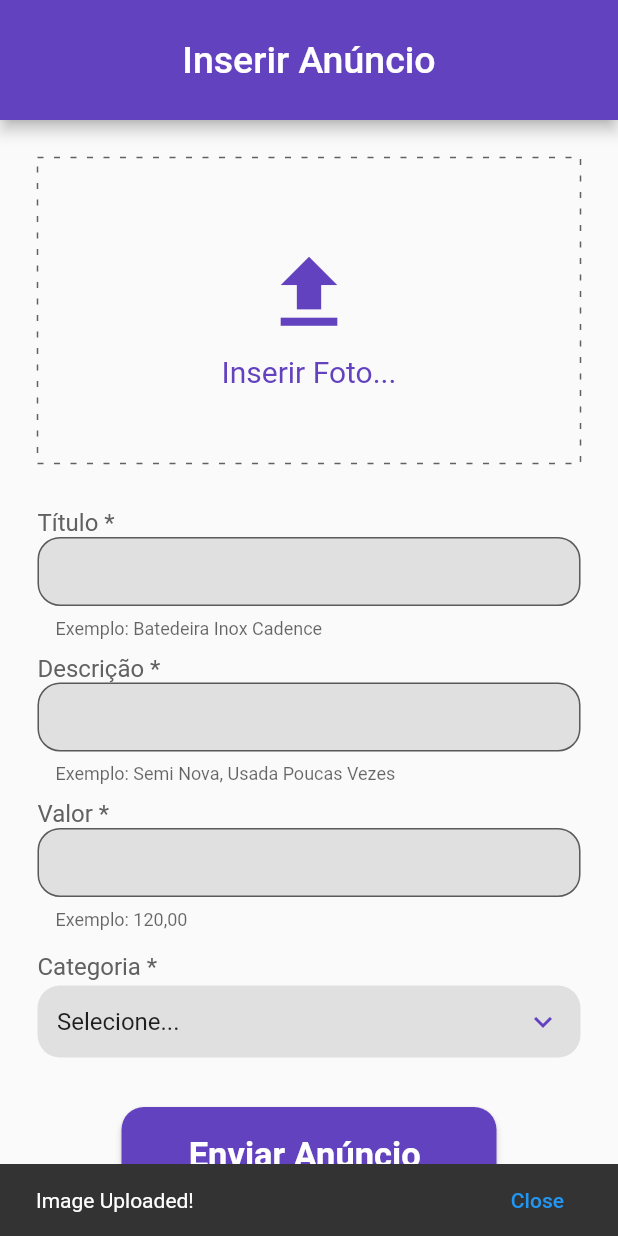
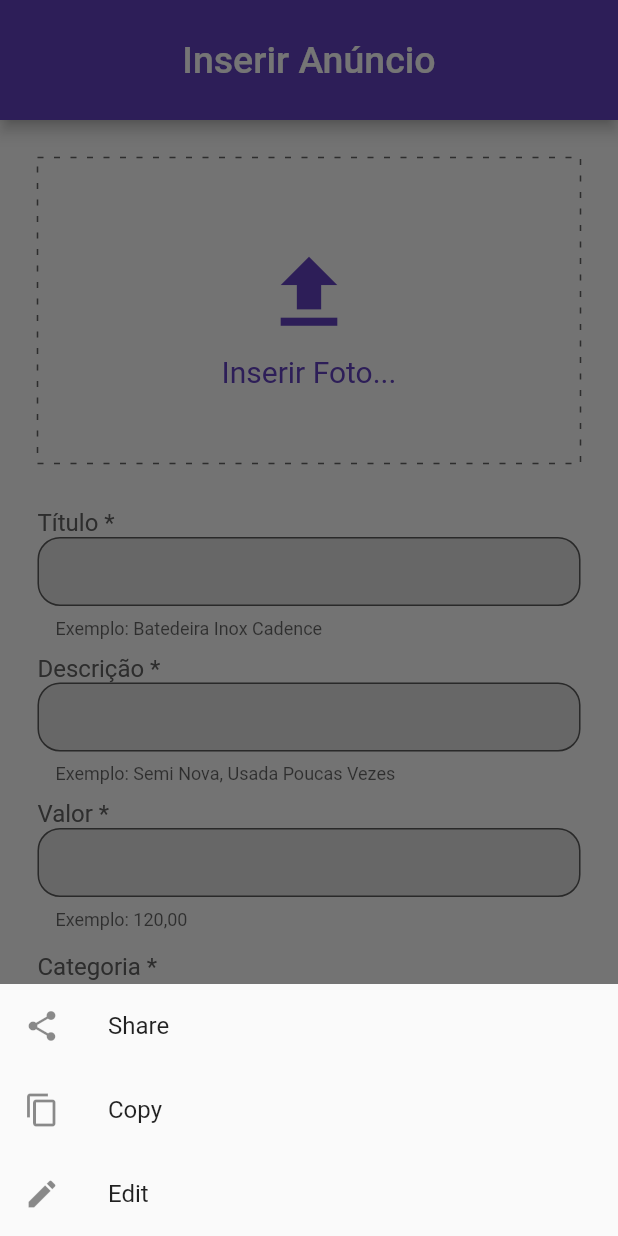
Before and after one commit to GreemerBR/deal, a Flutter app: the NewAnnounceBody screen opened directly, after a tap on the "upload" icon, on a phone screen of 412 x 824 dp. Run offline on Flutter 3.47's test engine with Material 2 defaults, Android fonts, the phone set to English and light mode, and no system bars; drawn by our look-alikes of dotted_border; our stand-ins replace carousel_slider, firebase_auth, firebase_core; accounts and stored records are empty.

Commit message:
[feat] Added a bottom sheet to new announce page

```diff
--- a/lib/presenter/filter/widgets/body_filter.dart
+++ b/lib/presenter/filter/widgets/body_filter.dart
@@ -11,12 +11,11 @@ class BodyFilter extends StatelessWidget {
       appBar: AppBar(
         backgroundColor: Color.fromARGB(255, 99, 66, 191),
         toolbarHeight: 80,
-        title: Center(
-          child: Text(
-            "Filtro",
-            style: TextStyle(
-              fontSize: 30,
-            ),
+        centerTitle: true,
+        title: Text(
+          "Filtro",
+          style: TextStyle(
+            fontSize: 30,
           ),
         ),
       ),
--- a/lib/presenter/new_announce/widgets/image_upload_container.dart
+++ b/lib/presenter/new_announce/widgets/image_upload_container.dart
@@ -23,16 +23,27 @@ class ImageUploadContainer extends StatelessWidget {
               IconButton(
                 iconSize: 65,
                 onPressed: () {
-                  final snackBar = SnackBar(
-                    content: const Text('Image Uploaded!'),
-                    action: SnackBarAction(
-                      label: 'Close',
-                      onPressed: () {
-
-                      },
-                    ),
+                  showModalBottomSheet(
+                    context: context,
+                    builder: (context) {
+                      return Wrap(
+                        children: [
+                          ListTile(
+                            leading: Icon(Icons.share),
+                            title: Text("Share"),
+                          ),
+                          ListTile(
+                            leading: Icon(Icons.copy),
+                            title: Text("Copy"),
+                          ),
+                          ListTile(
+                            leading: Icon(Icons.edit),
+                            title: Text("Edit"),
+                          ),
+                        ],
+                      );
+                    },
                   );
-                  ScaffoldMessenger.of(context).showSnackBar(snackBar);
                 },
                 icon: Icon(
                   Icons.upload,
@@ -53,3 +64,15 @@ class ImageUploadContainer extends StatelessWidget {
     );
   }
 }
+
+
+//  final snackBar = SnackBar(
+//                     content: const Text('Image Uploaded!'),
+//                     action: SnackBarAction(
+//                       label: 'Close',
+//                       onPressed: () {
+
+//                       },
+//                     ),
+//                   );
+//                   ScaffoldMessenger.of(context).showSnackBar(snackBar);
--- a/lib/presenter/new_announce/widgets/new_announce_body.dart
+++ b/lib/presenter/new_announce/widgets/new_announce_body.dart
@@ -15,12 +15,11 @@ class NewAnnounceBody extends StatelessWidget {
       appBar: AppBar(
         backgroundColor: Color.fromARGB(255, 99, 66, 191),
         toolbarHeight: 80,
-        title: Center(
-          child: Text(
-            "Inserir Anúncio",
-            style: TextStyle(
-              fontSize: 25,
-            ),
+        centerTitle: true,
+        title: Text(
+          "Inserir Anúncio",
+          style: TextStyle(
+            fontSize: 25,
           ),
         ),
       ),
```
